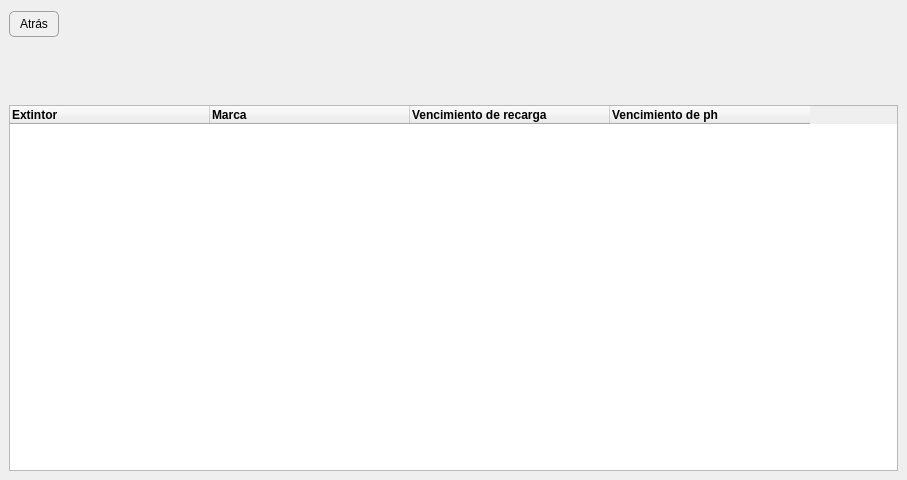
Above: resources/ui/ext_client_details.ui from Julian2455/beatmat before the change. Below: the same form after it.
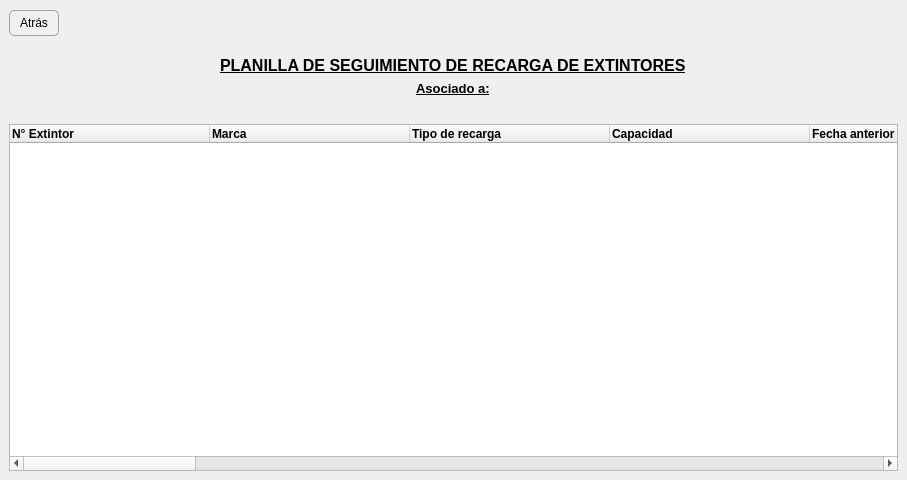
That is the form after the change.

Commit message: Nuevo campo en tab clientes y ext_cli_details

The edit to the form file:
```diff
--- a/resources/ui/ext_client_details.ui
+++ b/resources/ui/ext_client_details.ui
@@ -75,14 +75,28 @@
        <underline>true</underline>
       </font>
      </property>
-     <layout class="QHBoxLayout" name="horizontalLayout_2">
+     <layout class="QVBoxLayout" name="verticalLayout_3">
       <item alignment="Qt::AlignHCenter">
-       <widget class="QLabel" name="labelExtintores">
+       <widget class="QLabel" name="label">
         <property name="styleSheet">
          <string notr="true">color:black;</string>
         </property>
         <property name="text">
-         <string/>
+         <string>PLANILLA DE SEGUIMIENTO DE RECARGA DE EXTINTORES</string>
+        </property>
+       </widget>
+      </item>
+      <item alignment="Qt::AlignHCenter">
+       <widget class="QLabel" name="labelCliente">
+        <property name="font">
+         <font>
+          <pointsize>10</pointsize>
+          <bold>true</bold>
+          <underline>true</underline>
+         </font>
+        </property>
+        <property name="text">
+         <string>Asociado a:</string>
         </property>
        </widget>
       </item>
@@ -92,6 +106,22 @@
    <item>
     <widget class="QWidget" name="widget_3" native="true">
      <layout class="QVBoxLayout" name="verticalLayout_2">
+      <item>
+       <spacer name="verticalSpacer">
+        <property name="orientation">
+         <enum>Qt::Vertical</enum>
+        </property>
+        <property name="sizeType">
+         <enum>QSizePolicy::Preferred</enum>
+        </property>
+        <property name="sizeHint" stdset="0">
+         <size>
+          <width>10</width>
+          <height>10</height>
+         </size>
+        </property>
+       </spacer>
+      </item>
       <item>
        <widget class="QTableWidget" name="tableWidgetExtintores">
         <property name="styleSheet">
@@ -102,7 +132,7 @@
         </attribute>
         <column>
          <property name="text">
-          <string>Extintor</string>
+          <string>N° Extintor</string>
          </property>
          <property name="font">
           <font>
@@ -128,7 +158,7 @@
         </column>
         <column>
          <property name="text">
-          <string>Vencimiento de recarga</string>
+          <string>Tipo de recarga</string>
          </property>
          <property name="font">
           <font>
@@ -141,7 +171,215 @@
         </column>
         <column>
          <property name="text">
-          <string>Vencimiento de ph</string>
+          <string>Capacidad</string>
+         </property>
+         <property name="font">
+          <font>
+           <bold>true</bold>
+          </font>
+         </property>
+         <property name="textAlignment">
+          <set>AlignLeading|AlignVCenter</set>
+         </property>
+        </column>
+        <column>
+         <property name="text">
+          <string>Fecha anterior de control y recarga</string>
+         </property>
+         <property name="font">
+          <font>
+           <bold>true</bold>
+          </font>
+         </property>
+         <property name="textAlignment">
+          <set>AlignLeading|AlignVCenter</set>
+         </property>
+        </column>
+        <column>
+         <property name="text">
+          <string>Fecha proxima de control y recarga</string>
+         </property>
+         <property name="font">
+          <font>
+           <bold>true</bold>
+          </font>
+         </property>
+         <property name="textAlignment">
+          <set>AlignLeading|AlignVCenter</set>
+         </property>
+        </column>
+        <column>
+         <property name="text">
+          <string>Vencimiento de PH</string>
+         </property>
+         <property name="font">
+          <font>
+           <bold>true</bold>
+          </font>
+         </property>
+         <property name="textAlignment">
+          <set>AlignLeading|AlignVCenter</set>
+         </property>
+        </column>
+        <column>
+         <property name="text">
+          <string>Tamización</string>
+         </property>
+         <property name="font">
+          <font>
+           <bold>true</bold>
+          </font>
+         </property>
+         <property name="textAlignment">
+          <set>AlignLeading|AlignVCenter</set>
+         </property>
+        </column>
+        <column>
+         <property name="text">
+          <string>Control de peso</string>
+         </property>
+         <property name="font">
+          <font>
+           <bold>true</bold>
+          </font>
+         </property>
+         <property name="textAlignment">
+          <set>AlignLeading|AlignVCenter</set>
+         </property>
+        </column>
+        <column>
+         <property name="text">
+          <string>Control de tacho</string>
+         </property>
+         <property name="font">
+          <font>
+           <bold>true</bold>
+          </font>
+         </property>
+         <property name="textAlignment">
+          <set>AlignLeading|AlignVCenter</set>
+         </property>
+        </column>
+        <column>
+         <property name="text">
+          <string>Relleno de polvo</string>
+         </property>
+         <property name="font">
+          <font>
+           <bold>true</bold>
+          </font>
+         </property>
+         <property name="textAlignment">
+          <set>AlignLeading|AlignVCenter</set>
+         </property>
+        </column>
+        <column>
+         <property name="text">
+          <string>Cambio de manómetro</string>
+         </property>
+         <property name="font">
+          <font>
+           <bold>true</bold>
+          </font>
+         </property>
+         <property name="textAlignment">
+          <set>AlignLeading|AlignVCenter</set>
+         </property>
+        </column>
+        <column>
+         <property name="text">
+          <string>Oring</string>
+         </property>
+         <property name="font">
+          <font>
+           <bold>true</bold>
+          </font>
+         </property>
+         <property name="textAlignment">
+          <set>AlignLeading|AlignVCenter</set>
+         </property>
+        </column>
+        <column>
+         <property name="text">
+          <string>Gatillo</string>
+         </property>
+         <property name="font">
+          <font>
+           <bold>true</bold>
+          </font>
+         </property>
+         <property name="textAlignment">
+          <set>AlignLeading|AlignVCenter</set>
+         </property>
+        </column>
+        <column>
+         <property name="text">
+          <string>Pintura</string>
+         </property>
+         <property name="font">
+          <font>
+           <bold>true</bold>
+          </font>
+         </property>
+         <property name="textAlignment">
+          <set>AlignLeading|AlignVCenter</set>
+         </property>
+        </column>
+        <column>
+         <property name="text">
+          <string>Interior</string>
+         </property>
+         <property name="font">
+          <font>
+           <bold>true</bold>
+          </font>
+         </property>
+         <property name="textAlignment">
+          <set>AlignLeading|AlignVCenter</set>
+         </property>
+        </column>
+        <column>
+         <property name="text">
+          <string>Válvula</string>
+         </property>
+         <property name="font">
+          <font>
+           <bold>true</bold>
+          </font>
+         </property>
+         <property name="textAlignment">
+          <set>AlignLeading|AlignVCenter</set>
+         </property>
+        </column>
+        <column>
+         <property name="text">
+          <string>Bastago de bronce</string>
+         </property>
+         <property name="font">
+          <font>
+           <bold>true</bold>
+          </font>
+         </property>
+         <property name="textAlignment">
+          <set>AlignLeading|AlignVCenter</set>
+         </property>
+        </column>
+        <column>
+         <property name="text">
+          <string>Observaciones</string>
+         </property>
+         <property name="font">
+          <font>
+           <bold>true</bold>
+          </font>
+         </property>
+         <property name="textAlignment">
+          <set>AlignLeading|AlignVCenter</set>
+         </property>
+        </column>
+        <column>
+         <property name="text">
+          <string>Zona</string>
          </property>
          <property name="font">
           <font>
```
The commit also changes 8 other files.
